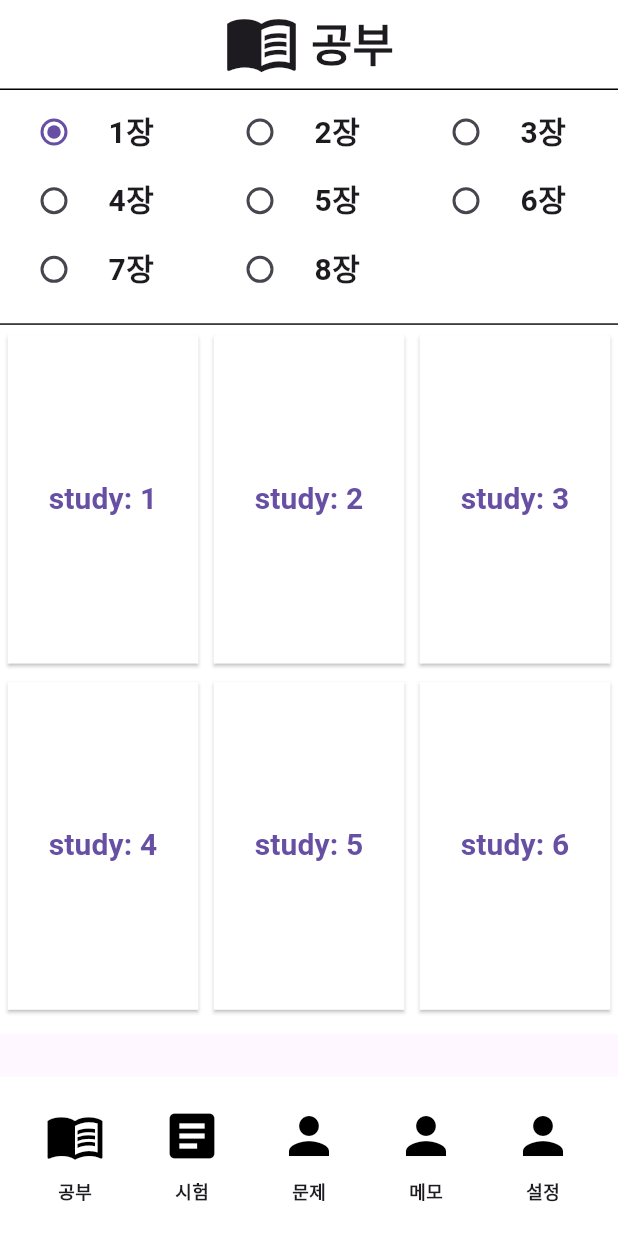
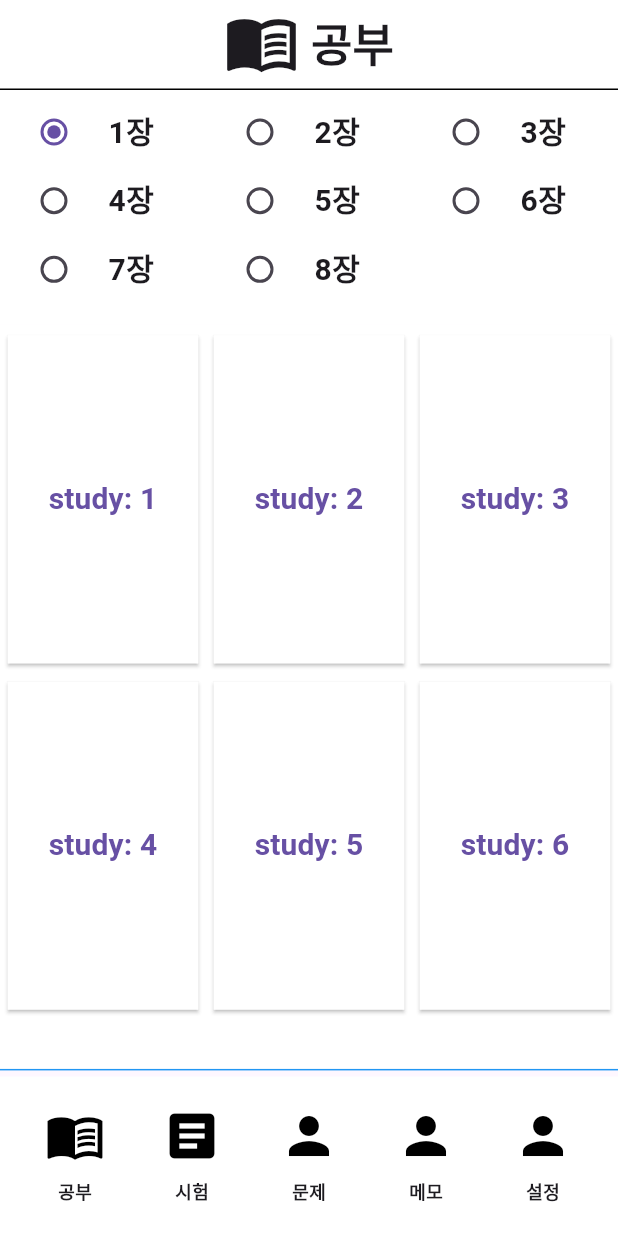
Before and after one commit to broccoli1962/CapstoneDG, a Flutter app: the screen it shows after launch, on a phone screen of 412 x 824 dp. Run offline on Flutter 3.47's test engine with Material 3 defaults, Android fonts, the phone set to English and light mode, and no system bars; our stand-ins replace firebase_core; accounts and stored records are empty.

Commit message:
bottom bar

```diff
--- a/lib/memo.dart
+++ b/lib/memo.dart
@@ -60,7 +60,7 @@ class _memoState extends State<memo> {
           Container(
             color: Colors.white,
             width: double.infinity,
-            height: cSize.height * 0.767,
+            height: cSize.height * 0.7971,
             child: ListView.separated(
               itemCount: memos.length,
               itemBuilder: (context, index) {
@@ -92,6 +92,10 @@ class _memoState extends State<memo> {
                 );
               },
             ),
+          ),
+          const Divider(
+            color: Colors.blue,
+            height: 0.01,
           ),
         ],
       ),
--- a/lib/memo_insert.dart
+++ b/lib/memo_insert.dart
@@ -76,7 +76,7 @@ class _MinsertState extends State<Minsert> {
           Container(
             color: Colors.white,
             width: double.infinity,
-            height: cSize.height * 0.6675,
+            height: cSize.height * 0.6971,
             child: TextField(
               decoration: InputDecoration(
                   hintText: '  내용 입력'
@@ -84,6 +84,10 @@ class _MinsertState extends State<Minsert> {
               maxLines: 22,
               controller: _controller,
             ),
+          ),
+          const Divider(
+            color: Colors.blue,
+            height: 0.01,
           ),
         ],
       ),
--- a/lib/practice.dart
+++ b/lib/practice.dart
@@ -101,13 +101,9 @@ class _PracticeState extends State<Practice> {
             ),
           ),
           // Divider 추가
-          const Divider(
-            color: Colors.black,
-            height: 0.01,
-          ),
           // 페이지 별 문제 그리드
           Container(
-            height: cSize.height * 0.5736,
+            height: cSize.height * 0.6032,
             width: double.infinity,
             color: Colors.white,
             child: GridView(
@@ -121,6 +117,10 @@ class _PracticeState extends State<Practice> {
                   ),
               ],
             ),
+          ),
+          const Divider(
+            color: Colors.blue,
+            height: 0.01,
           ),
         ],
       ),
--- a/lib/setting.dart
+++ b/lib/setting.dart
@@ -123,7 +123,11 @@ class _settingState extends State<setting> {
           ),
           Container(
             color: Colors.white,
-            height: cSize.height*0.0745,
+            height: cSize.height*0.1082,
+          ),
+          const Divider(
+            color: Colors.blue,
+            height: 0.01,
           ),
         ],
       ),
--- a/lib/test.dart
+++ b/lib/test.dart
@@ -105,7 +105,7 @@ class _TestState extends State<Test> {
           ),
           //witch page count?
           Container(
-            height: cSize.height * 0.5736,
+            height: cSize.height * 0.6032,
             width: double.infinity,
             color: Colors.white,
             child: GridView(
@@ -121,7 +121,7 @@ class _TestState extends State<Test> {
             ),
           ),
           const Divider(
-            color: Colors.black,
+            color: Colors.blue,
             height: 0.01,
           ),
         ],
```
Also changed, not shown: lib/memo_contents.dart (+6 -2 lines).
